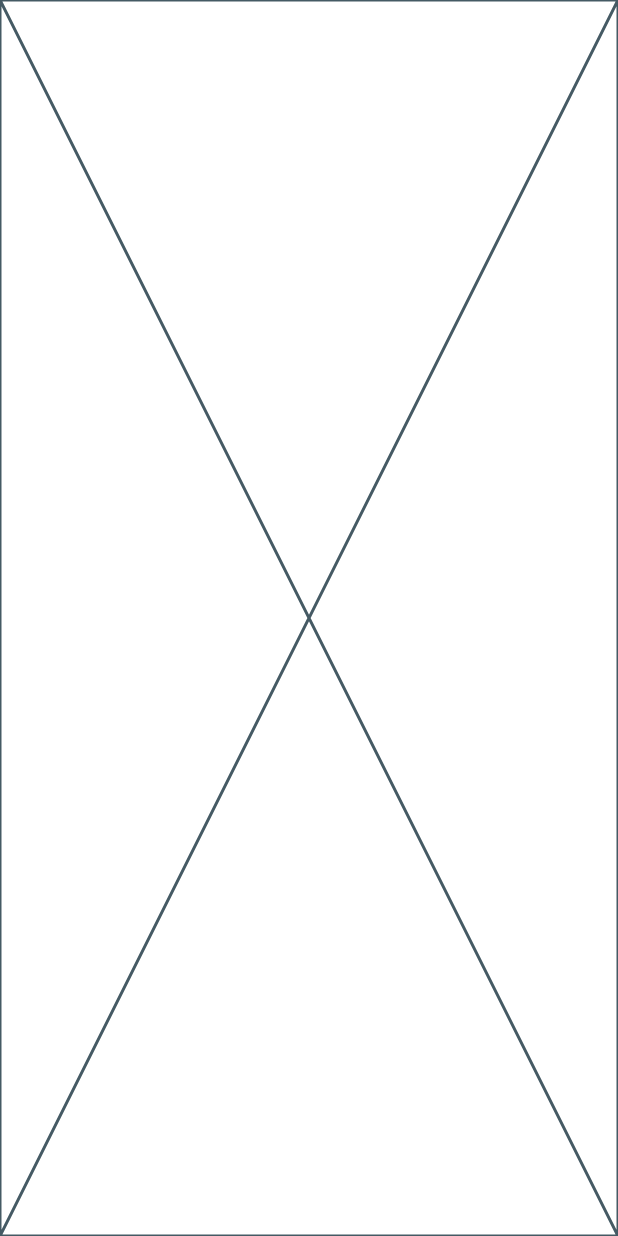
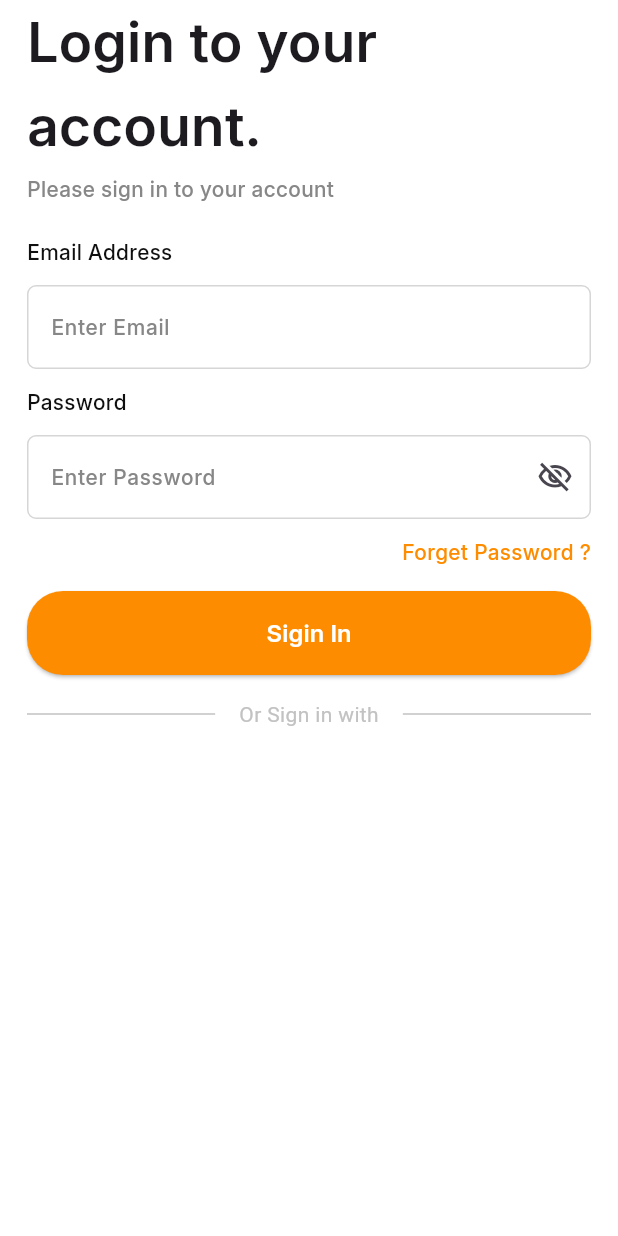
Before and after one commit to MohamedEssami20/delivery_food, a Flutter app: the screen it shows after launch, after a tap on "Skip", on a phone screen of 412 x 824 dp. Run offline on Flutter 3.47's test engine with Material 3 defaults, Android fonts, the phone set to English and light mode, and no system bars; our stand-ins replace dots_indicator, shared_preferences; missing offline and left inert: svg_flutter.

Commit message:
create custom text field to email and password

```diff
--- /dev/null
+++ b/lib/core/utils/widgets/custom_button.dart
@@ -0,0 +1,29 @@
+import 'package:flutter/material.dart';
+
+import '../app_color.dart';
+import '../app_text_styles.dart';
+
+class CustomButton extends StatelessWidget {
+  const CustomButton({super.key, required this.title, required this.onPressed});
+  final String title;
+  final VoidCallback onPressed;
+  @override
+  Widget build(BuildContext context) {
+    return ElevatedButton(
+      style: ElevatedButton.styleFrom(
+        padding: const EdgeInsets.symmetric(vertical: 16),
+        backgroundColor: AppColor.primaryColor,
+        shape: RoundedRectangleBorder(
+          borderRadius: BorderRadius.circular(24),
+        ),
+      ),
+      onPressed: onPressed,
+      child: Center(
+        child: Text(
+          title,
+          style: AppTextStyles.semiBold16.copyWith(color: Colors.white),
+        ),
+      ),
+    );
+  }
+}
--- /dev/null
+++ b/lib/core/utils/widgets/custom_text_field.dart
@@ -0,0 +1,50 @@
+import 'package:delivery_food/core/utils/app_color.dart';
+import 'package:delivery_food/core/utils/app_text_styles.dart';
+import 'package:flutter/material.dart';
+
+class CustomTextField extends StatelessWidget {
+  const CustomTextField(
+      {super.key,
+      required this.hintText,
+      this.suffixIcon,
+      required this.keyboardType,
+      this.obscureText,
+      this.onSved});
+  final String hintText;
+  final Widget? suffixIcon;
+  final TextInputType keyboardType;
+  final bool? obscureText;
+  final void Function(String?)? onSved;
+  @override
+  Widget build(BuildContext context) {
+    return TextFormField(
+      keyboardType: keyboardType,
+      obscureText: obscureText ?? false,
+      decoration: InputDecoration(
+        hintText: hintText,
+        hintStyle: AppTextStyles.medium14.copyWith(
+          color: const Color(0xFF878787),
+        ),
+        border: buildBorders(),
+        enabledBorder: buildBorders(),
+        focusedBorder: buildBorders(AppColor.primaryColor),
+        suffixIcon: suffixIcon,
+      ),
+      textInputAction: TextInputAction.done,
+      validator: (value) {
+        if (value == null || value.isEmpty) {
+          return 'this field is required';
+        }
+        return null;
+      },
+      onSaved: onSved,
+    );
+  }
+
+  OutlineInputBorder buildBorders([Color? color]) {
+    return OutlineInputBorder(
+      borderRadius: BorderRadius.circular(6),
+      borderSide: BorderSide(color: color ?? const Color(0xFFD6D6D6), width: 1),
+    );
+  }
+}
--- a/lib/features/auth/presentation/views/sigin_in_view.dart
+++ b/lib/features/auth/presentation/views/sigin_in_view.dart
@@ -1,3 +1,4 @@
+import 'package:delivery_food/features/auth/presentation/views/widgets/sigin_in_view_body.dart';
 import 'package:flutter/material.dart';
 
 class SiginInView extends StatelessWidget {
@@ -5,6 +6,9 @@ class SiginInView extends StatelessWidget {
   static const String routeName = "SiginInView";
   @override
   Widget build(BuildContext context) {
-    return const Placeholder();
+    return const Scaffold(
+      backgroundColor: Colors.white,
+      body: SafeArea(child: SiginInViewBody()),
+    );
   }
 }
--- /dev/null
+++ b/lib/features/auth/presentation/views/widgets/sigin_in_view_body.dart
@@ -0,0 +1,127 @@
+import 'package:delivery_food/core/utils/app_text_styles.dart';
+import 'package:delivery_food/core/utils/widgets/custom_button.dart';
+import 'package:delivery_food/core/utils/widgets/custom_text_field.dart';
+import 'package:flutter/material.dart';
+
+import '../../../../onBoarding/presentation/views/widgets/forget_password.dart';
+
+class SiginInViewBody extends StatefulWidget {
+  const SiginInViewBody({super.key});
+
+  @override
+  State<SiginInViewBody> createState() => _SiginInViewBodyState();
+}
+
+class _SiginInViewBodyState extends State<SiginInViewBody> {
+  bool isvisible = true;
+  @override
+  Widget build(BuildContext context) {
+    return Padding(
+      padding: const EdgeInsets.symmetric(horizontal: 18),
+      child: Column(
+        crossAxisAlignment: CrossAxisAlignment.start,
+        children: [
+          Text(
+            'Login to your account.',
+            style: AppTextStyles.semiBold16.copyWith(fontSize: 37),
+          ),
+          const SizedBox(
+            height: 4,
+          ),
+          Text(
+            'Please sign in to your account ',
+            style: AppTextStyles.medium14.copyWith(
+              color: const Color(0xFF878787),
+            ),
+          ),
+          const SizedBox(
+            height: 22,
+          ),
+          Text(
+            'Email Address',
+            style: AppTextStyles.medium14.copyWith(
+              color: const Color(0xFF0F0F0F),
+            ),
+          ),
+          const SizedBox(
+            height: 12,
+          ),
+          const CustomTextField(
+            hintText: "Enter Email",
+            keyboardType: TextInputType.emailAddress,
+          ),
+          const SizedBox(
+            height: 12,
+          ),
+          Text(
+            'Password',
+            style: AppTextStyles.medium14.copyWith(
+              color: const Color(0xFF0F0F0F),
+            ),
+          ),
+          const SizedBox(
+            height: 12,
+          ),
+          CustomTextField(
+            obscureText: isvisible,
+            keyboardType: TextInputType.visiblePassword,
+            hintText: "Enter Password",
+            suffixIcon: IconButton(
+              onPressed: () {
+                setState(() {
+                  isvisible = !isvisible;
+                });
+              },
+              icon: isvisible
+                  ? const Icon(Icons.visibility_off_outlined)
+                  : const Icon(Icons.visibility_outlined),
+            ),
+          ),
+          const SizedBox(
+            height: 12,
+          ),
+          const ForgetPassword(),
+          const SizedBox(
+            height: 16,
+          ),
+          CustomButton(title: "Sigin In", onPressed: () {}),
+          const SizedBox(
+            height: 16,
+          ),
+          const CustomDivider(),
+        ],
+      ),
+    );
+  }
+}
+
+class CustomDivider extends StatelessWidget {
+  const CustomDivider({super.key});
+
+  @override
+  Widget build(BuildContext context) {
+    return Row(
+      children: [
+        Expanded(
+          child: Container(
+            height: 1,
+            color: const Color(0xFFC2C2C2),
+          ),
+        ),
+        const Padding(
+          padding: EdgeInsets.symmetric(horizontal: 16),
+          child: Text(
+            'Or Sign in with',
+            style: TextStyle(color: Color(0xFFC2C2C2)),
+          ),
+        ),
+        Expanded(
+          child: Container(
+            height: 1,
+            color: const Color(0xFFC2C2C2),
+          ),
+        ),
+      ],
+    );
+  }
+}
--- /dev/null
+++ b/lib/features/onBoarding/presentation/views/widgets/forget_password.dart
@@ -0,0 +1,22 @@
+import 'package:flutter/material.dart';
+
+import '../../../../../core/utils/app_color.dart';
+import '../../../../../core/utils/app_text_styles.dart';
+
+class ForgetPassword extends StatelessWidget {
+  const ForgetPassword({super.key});
+
+  @override
+  Widget build(BuildContext context) {
+    return Row(
+      mainAxisAlignment: MainAxisAlignment.end,
+      children: [
+        Text(
+          'Forget Password ?',
+          textAlign: TextAlign.center,
+          style: AppTextStyles.medium14.copyWith(color: AppColor.primaryColor),
+        ),
+      ],
+    );
+  }
+}
```
